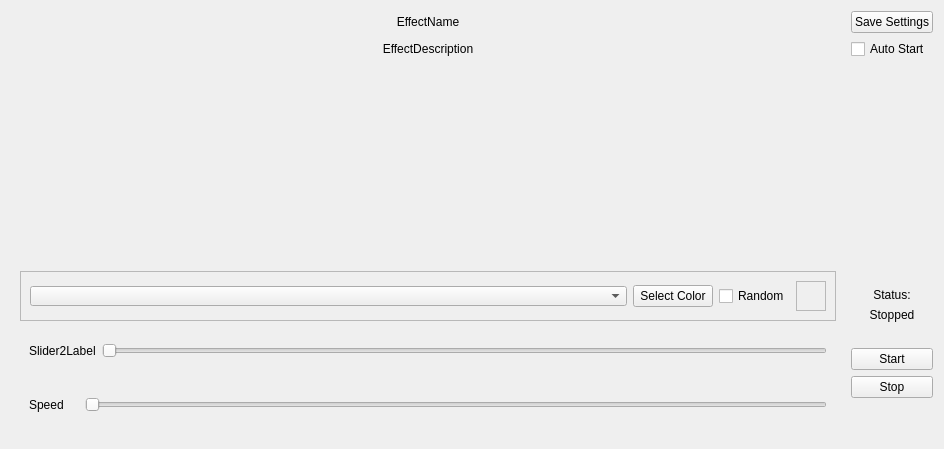
Before: the Qt Designer form OpenRGBEffectPage.ui in DLdota/OpenRGBEffectsPlugin, drawn with Qt 5.
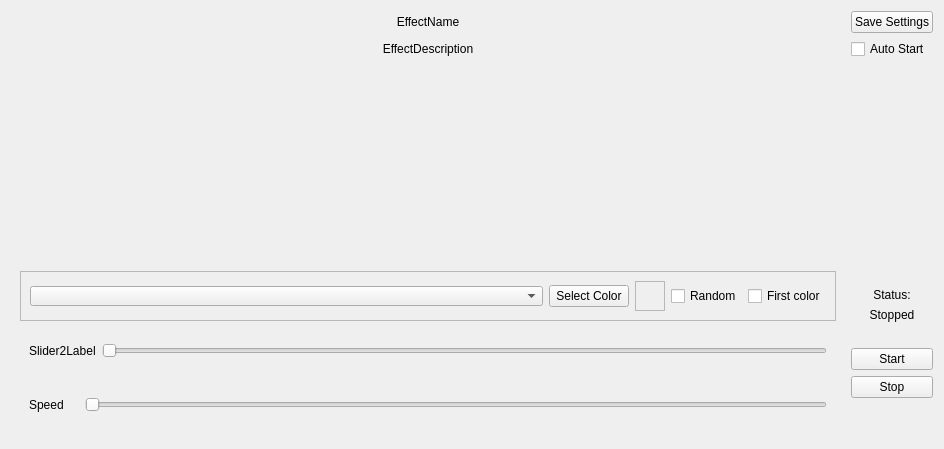
After: the same form once the commit is applied.

What changed in the file:
```diff
--- a/OpenRGBEffectPage.ui
+++ b/OpenRGBEffectPage.ui
@@ -187,7 +187,7 @@
         <property name="frameShadow">
          <enum>QFrame::Raised</enum>
         </property>
-        <layout class="QHBoxLayout" name="horizontalLayout_2" stretch="1,0,0,0">
+        <layout class="QHBoxLayout" name="horizontalLayout_2" stretch="1,0,0,0,0">
          <item>
           <widget class="QComboBox" name="UserColorNum">
            <property name="minimumSize">
@@ -211,13 +211,6 @@
            </property>
           </widget>
          </item>
-         <item>
-          <widget class="QCheckBox" name="RandomCheckbox">
-           <property name="text">
-            <string>Random</string>
-           </property>
-          </widget>
-         </item>
          <item>
           <widget class="QFrame" name="ColorPreview">
            <property name="minimumSize">
@@ -237,6 +230,20 @@
            </property>
           </widget>
          </item>
+         <item>
+          <widget class="QCheckBox" name="RandomCheckbox">
+           <property name="text">
+            <string>Random</string>
+           </property>
+          </widget>
+         </item>
+         <item>
+          <widget class="QCheckBox" name="OnlyFirst">
+           <property name="text">
+            <string>First color</string>
+           </property>
+          </widget>
+         </item>
         </layout>
        </widget>
       </item>
```
